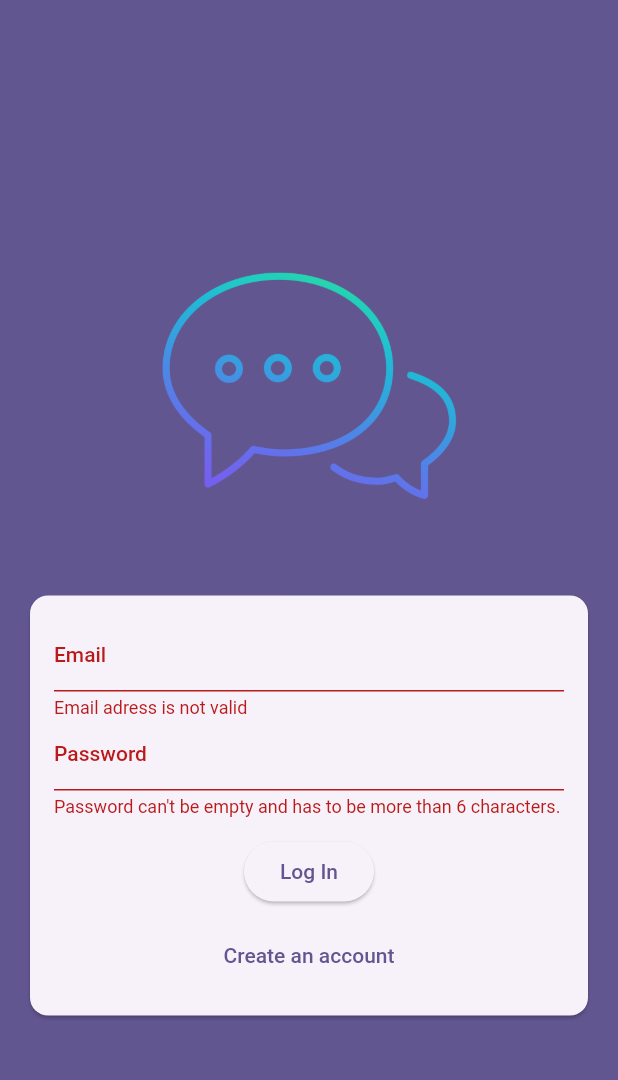
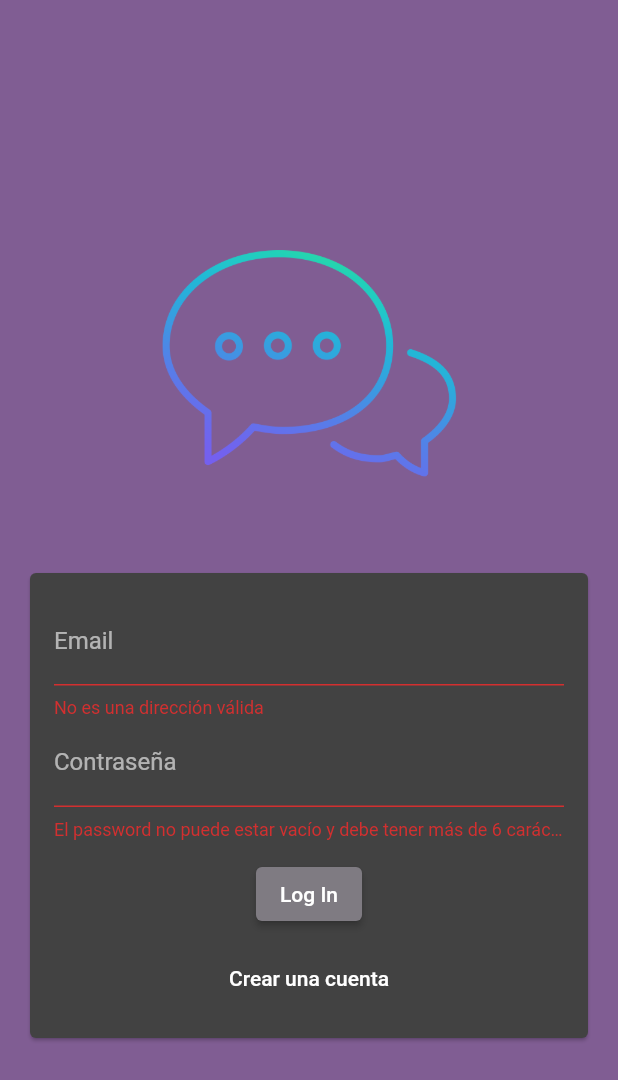
Before and after one commit to pgimeno/open_chat_app, a Flutter app: the screen it shows after launch, after a tap on "Log In", on a phone screen of 412 x 824 dp. Shown: the top 1080 px of the screen. Run offline on Flutter 3.47's test engine with Material 2 defaults, Android fonts, the phone set to English and light mode, and no system bars; our stand-ins replace cloud_firestore, firebase_auth, firebase_core, firebase_storage, image_picker; accounts and stored records are empty.

Commit message:
Changed language to spanish

```diff
--- a/lib/main.dart
+++ b/lib/main.dart
@@ -20,13 +20,38 @@ class MyApp extends StatelessWidget {
 
   @override
   Widget build(BuildContext context) {
+    //dark theme
+    final ThemeData customDarkTheme = ThemeData.dark().copyWith(
+      primaryColor: Color(0xFFBFACB5),
+      textButtonTheme: TextButtonThemeData(
+        style: ButtonStyle(
+          foregroundColor: MaterialStateProperty.all(Colors.white)
+        ),
+      ),
+      elevatedButtonTheme: ElevatedButtonThemeData(
+          style: ButtonStyle(
+              backgroundColor: MaterialStateProperty.all(Color(0xFF7F7B82)))),
+      textTheme: TextTheme(
+          bodyMedium: TextStyle(color: Colors.white),
+          bodySmall: TextStyle(color: Colors.white),
+          bodyLarge: TextStyle(color: Colors.white),
+        labelMedium: TextStyle(color: Colors.white),
+        labelSmall: TextStyle(color: Colors.white),
+        labelLarge: TextStyle(color: Colors.white)
+      ),
+      scaffoldBackgroundColor: Color(0xFF805D93),
+      buttonTheme: ButtonThemeData(buttonColor: Color(0xFF444554)),
+      appBarTheme: AppBarTheme(
+        backgroundColor: Color(0xFFBFACB5),
+        iconTheme: IconThemeData(
+            color: const Color(0xFF172121)), // Change the icon color
+      ),
+    );
+
     return MaterialApp(
-      title: 'VivoChat',
-      theme: ThemeData().copyWith(
-        useMaterial3: true,
-        colorScheme:
-            ColorScheme.fromSeed(seedColor: Color.fromARGB(255, 63, 17, 177)),
-      ),
+      title: 'OpenChat',
+      // Use the custom dark theme
+      theme: customDarkTheme,
       home: StreamBuilder(
         stream: FirebaseAuth.instance.authStateChanges(),
         builder: (ctx, snapshot) {
--- a/lib/screens/auth.dart
+++ b/lib/screens/auth.dart
@@ -78,7 +78,6 @@ class _AuthScreenState extends State<AuthScreen> {
   @override
   Widget build(BuildContext context) {
     return Scaffold(
-      backgroundColor: Theme.of(context).colorScheme.primary,
       body: Center(
         child: SingleChildScrollView(
           child: Column(
@@ -113,7 +112,7 @@ class _AuthScreenState extends State<AuthScreen> {
                               if (value == null ||
                                   value.trim().isEmpty ||
                                   !value.contains('@')) {
-                                return 'Email adress is not valid';
+                                return 'No es una dirección válida';
                               }
 
                               return null;
@@ -125,13 +124,13 @@ class _AuthScreenState extends State<AuthScreen> {
                           if (!_isLogin)
                             TextFormField(
                               decoration: const InputDecoration(
-                                  labelText: 'Choose a username.'),
+                                  labelText: 'Nombre de usuario'),
                               enableSuggestions: false,
                               validator: (value) {
                                 if (value == null ||
                                     value.trim().length <= 3 ||
                                     value.isEmpty) {
-                                  return 'Enter a valid username.';
+                                  return 'Añade un nombre válido';
                                 }
 
                                 return null;
@@ -141,13 +140,13 @@ class _AuthScreenState extends State<AuthScreen> {
                               },
                             ),
                           TextFormField(
-                            decoration: InputDecoration(labelText: 'Password'),
+                            decoration: InputDecoration(labelText: 'Contraseña'),
                             obscureText: true,
                             validator: (value) {
                               if (value == null ||
                                   value.trim().isEmpty ||
                                   value.trim().length < 6) {
-                                return 'Password can\'t be empty and has to be more than 6 characters.';
+                                return 'El password no puede estar vacío y debe tener más de 6 carácteres..';
                               }
 
                               return null;
@@ -164,7 +163,7 @@ class _AuthScreenState extends State<AuthScreen> {
                               onPressed: () {
                                 _submit();
                               },
-                              child: Text(_isLogin ? 'Log In' : 'Sign Up'),
+                              child: Text(_isLogin ? 'Log In' : 'Registrarme'),
                             ),
                           SizedBox(
                             height: 8,
@@ -177,7 +176,7 @@ class _AuthScreenState extends State<AuthScreen> {
                                   });
                                 },
                                 child: Text(
-                                    _isLogin ? 'Create an account' : 'Log In'))
+                                    _isLogin ? 'Crear una cuenta' : 'Log In'))
                         ],
                       ),
                     ),
--- a/lib/screens/chat.dart
+++ b/lib/screens/chat.dart
@@ -10,6 +10,7 @@ class ChatScreen extends StatelessWidget {
 
   @override
   Widget build(BuildContext context) {
+
     return Scaffold(
         appBar: AppBar(
           title: const Text('OpenChat'),
--- a/lib/widgets/new_message.dart
+++ b/lib/widgets/new_message.dart
@@ -52,14 +52,14 @@ class _NewMessageState extends State<NewMessage> {
               child: TextField(
             controller: _messageController,
             textCapitalization: TextCapitalization.sentences,
-            decoration: InputDecoration(labelText: 'Send a message...'),
+            decoration: InputDecoration(labelText: 'Enviar mensaje...'),
           )),
           IconButton(
             onPressed: () {
               _submitMessage();
             },
             icon: const Icon(Icons.send),
-            color: Theme.of(context).primaryColor,
+            color: Colors.white,
           )
         ],
       ),
--- a/lib/widgets/user_image_picker.dart
+++ b/lib/widgets/user_image_picker.dart
@@ -47,7 +47,7 @@ class _UserImagePickerState extends State<UserImagePicker> {
               _pickImage();
             },
             icon: Icon(Icons.image),
-            label: Text('Add image'))
+            label: Text('Añadir imagen'))
       ],
     );
   }
```
